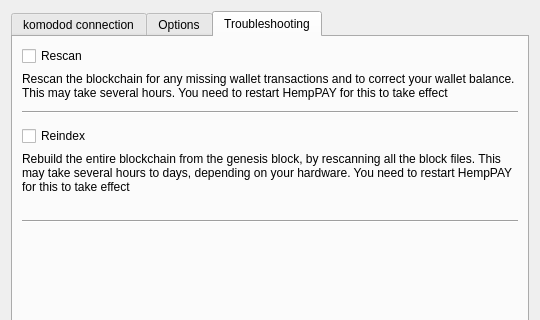
the-hempcoin-foundation/SilentDragon, file src/settings.ui: the form before one commit; both pictures show x 0 to 540 and y 0 to 320 of the 540 by 504 pixel window.
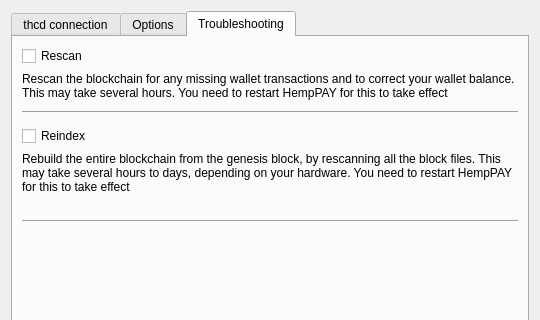
The form after the commit.

Patch:
```diff
--- a/src/settings.ui
+++ b/src/settings.ui
@@ -30,7 +30,7 @@
      </property>
      <widget class="QWidget" name="tab">
       <attribute name="title">
-       <string>komodod connection</string>
+       <string>thcd connection</string>
       </attribute>
       <layout class="QVBoxLayout" name="verticalLayout_3">
        <item>
```
